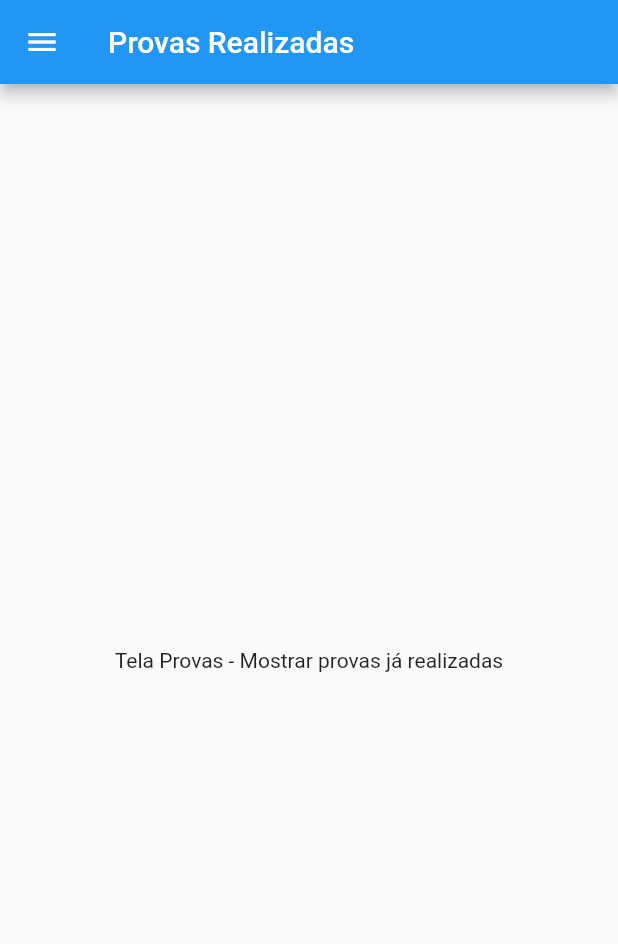
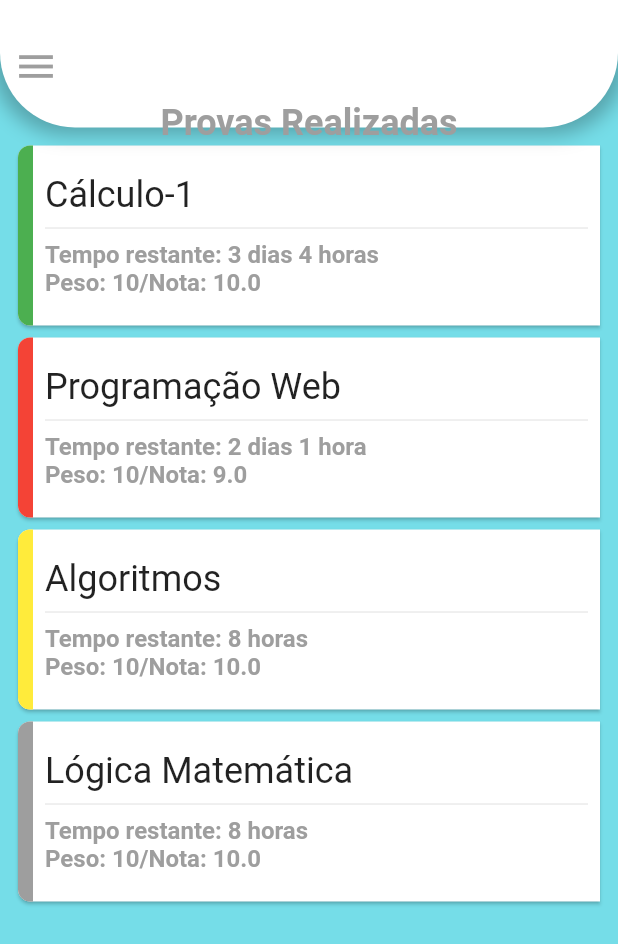
Before and after one commit to Judsonn/SmartMoodle, a Flutter app: the MyEvaluationsHistoricContentPage screen opened directly, on a phone screen of 412 x 824 dp. Shown: the top 944 px of the screen. Run offline on Flutter 3.47's test engine with Material 2 defaults, Android fonts, the phone set to English and light mode, and no system bars; our stand-ins replace cloud_firestore; accounts and stored records are empty.

Commit message:
ADD Tela de Provas Realizadas

```diff
--- a/lib/pages/evaluations/historic/my_evaluations_historic_content.dart
+++ b/lib/pages/evaluations/historic/my_evaluations_historic_content.dart
@@ -13,13 +13,105 @@
   @override
   Widget build(BuildContext context) {
     return Scaffold(
-      appBar: AppBar(
-        title: Text("Provas Realizadas"),
-        leading: GestureDetector(onTap: widget.onTap, child: Icon(Icons.menu)),
+      backgroundColor: Color(0xff75dde8),
+      appBar: PreferredSize(
+        preferredSize: Size.fromHeight(85),
+        child: Container(
+          decoration: BoxDecoration(
+            color: Colors.white,
+            borderRadius: BorderRadius.only(bottomRight: Radius.circular(50), bottomLeft: Radius.circular(50)),
+            boxShadow: [
+              BoxShadow(
+                blurRadius: 10,
+                color: Colors.black26,
+                spreadRadius: 5
+              )
+            ]
+          ),
+          child: Column(
+            children: <Widget>[
+              SizedBox(height: 20,),
+              Align(
+                alignment: Alignment.centerLeft,
+                child: IconButton(
+                  icon: Icon(Icons.menu, size: 30, color: Colors.grey),
+                  onPressed: widget.onTap,
+                ),
+              ),
+              Text("Provas Realizadas", style: TextStyle(color: Colors.grey, fontSize: 24, fontWeight: FontWeight.bold))
+            ],
+          ),
+        ),
       ),
-      body: Center(
-        child: Text("Tela Provas - Mostrar provas já realizadas"),
-      ),
+      body: Padding(
+        padding: const EdgeInsets.all(8),
+        child: ListView.builder(
+          itemCount: listDataTest.length,
+          scrollDirection: Axis.vertical,
+          itemBuilder: (ctx, index){
+            // return Text(listDataTest[index].title);
+            return Card(
+              shape: RoundedRectangleBorder(
+                borderRadius: BorderRadius.only(
+                  bottomRight: Radius.circular(0),
+                  topRight: Radius.circular(0),
+                  bottomLeft: Radius.circular(8),
+                  topLeft: Radius.circular(8),
+                )
+              ),
+              child: Row(
+                mainAxisAlignment: MainAxisAlignment.spaceBetween,
+                children: <Widget>[
+                  Container(
+                    decoration: BoxDecoration(
+                      borderRadius: BorderRadius.only(
+                        bottomRight: Radius.circular(0),
+                        topRight: Radius.circular(0),
+                        bottomLeft: Radius.circular(8),
+                        topLeft: Radius.circular(8)),
+                      color: listDataTest[index].color,
+                    ),
+                    height: 120,
+                    width: 10,
+                  ),
+                  Expanded(
+                    child: Padding(
+                      padding: const EdgeInsets.all(8.0),
+                      child: Column(
+                        crossAxisAlignment: CrossAxisAlignment.start,
+                        children: <Widget>[
+                          Text(listDataTest[index].title, style: TextStyle(fontSize: 24)),
+                          Divider(),
+                          Text("Tempo restante: " + listDataTest[index].timeLeft, style: TextStyle(fontSize: 16, color: Colors.grey, fontWeight: FontWeight.bold)),
+                          Text("Peso: " + listDataTest[index].weight.toString() + "/Nota: " + listDataTest[index].evaluation.toString(), style: TextStyle(fontSize: 16, color: Colors.grey, fontWeight: FontWeight.bold)),
+                        ],
+                      ),
+                    ),
+                  )
+                ],
+              )
+            );
+          },
+        ),
+      )
     );
   }
 }
+
+
+List<DataTest> listDataTest = [
+  DataTest(title: "Cálculo-1", timeLeft: "3 dias 4 horas", weight: 10, evaluation: 10, color: Colors.green),
+  DataTest(title: "Programação Web", timeLeft: "2 dias 1 hora", weight: 10, evaluation: 9, color: Colors.red),
+  DataTest(title: "Algoritmos", timeLeft: "8 horas", weight: 10, evaluation: 10, color: Colors.yellow),
+  DataTest(title: "Lógica Matemática", timeLeft: "8 horas", weight: 10, evaluation: 10, color: Colors.grey),
+];
+
+class DataTest {
+  final String title;
+  final String timeLeft;
+  final int weight;
+  final double evaluation;
+  final Color color;
+
+  DataTest({this.title, this.timeLeft, this.weight, this.evaluation, this.color});
+}
```
Also changed, not shown: lib/pages/activities/historic/my_activities_historic_page.dart (line endings or trailing spaces).
